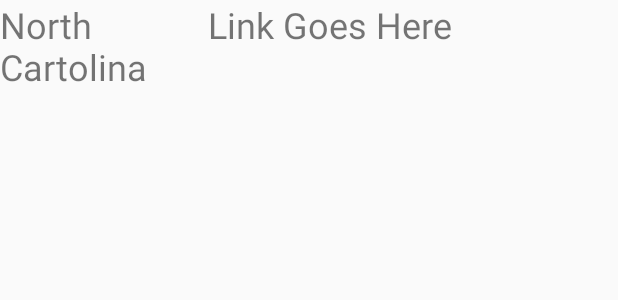
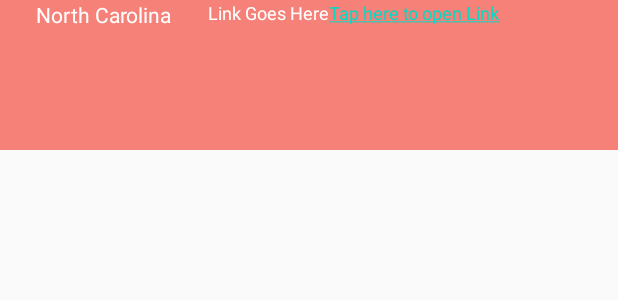
Before and after one commit to abdulmohammed3/RamNation, an Android app: the layout activity_item_state.xml on its own in the app's theme, with its tools: preview values and no code run, on a phone screen of 412 x 824 dp. Shown: the top 300 px of the screen. Run offline under Robolectric (Android 15) with nearby library versions, the phone set to English and light mode, and no system bars.

Commit message:
Second Commit

```diff
--- a/app/src/main/res/layout/activity_item_state.xml
+++ b/app/src/main/res/layout/activity_item_state.xml
@@ -4,21 +4,27 @@
     xmlns:tools="http://schemas.android.com/tools"
     android:id="@+id/container"
     android:layout_width="match_parent"
-    android:layout_height="wrap_content">
+    android:layout_height="100dp"
+    android:background="#A8F44336"
+    android:clipToPadding="true">
 
     <TextView
         android:id="@+id/tvStateName"
         android:layout_width="137dp"
         android:layout_height="69dp"
-        android:text="North Cartolina"
-        android:textSize="24sp" />
+        android:text="@string/north_carolina"
+        android:textAlignment="center"
+        android:textColor="#FFFFFF"
+        android:textSize="14sp" />
 
     <TextView
         android:id="@+id/tvDashboardLink"
-        android:layout_width="265dp"
-        android:layout_height="66dp"
+        android:layout_width="wrap_content"
+        android:layout_height="match_parent"
         android:layout_marginStart="1dp"
         android:layout_toEndOf="@+id/tvStateName"
-        android:text="Link Goes Here"
-        android:textSize="24sp" />
+        android:text="@string/link_goes_here"
+        android:textAlignment="textStart"
+        android:textColor="#FFFFFF"
+        android:textSize="12sp" />
 </RelativeLayout>
--- a/app/src/main/res/layout/activity_main.xml
+++ b/app/src/main/res/layout/activity_main.xml
@@ -10,6 +10,7 @@
         android:id="@+id/rvStates"
         android:layout_width="409dp"
         android:layout_height="729dp"
+        android:visibility="visible"
         tools:layout_editor_absoluteX="1dp"
         tools:layout_editor_absoluteY="1dp" />
 </RelativeLayout>
--- a/app/src/main/res/values/strings.xml
+++ b/app/src/main/res/values/strings.xml
@@ -1,3 +1,6 @@
 <resources>
     <string name="app_name">IN-19</string>
+    <string name="north_carolina">North Carolina</string>
+    <string name="link_goes_here">Link Goes Here<a href="">Tap here to open Link</a></string>
+    <string name="logo_image">logo_image</string>
 </resources>
```
Also changed, not shown: app/src/main/AndroidManifest.xml (+10 -1 lines), app/src/main/java/com/example/in_19/HomeActivity.java (added, +37 -0 lines), app/src/main/java/com/example/in_19/MainActivity.java (+33 -12 lines), app/src/main/java/com/example/in_19/adapters/stateAdapter.java (+19 -0 lines), app/src/main/java/com/example/in_19/models/State.java (+6 -2 lines), app/src/main/res/drawable/logo_n19_png.jpg (added).
